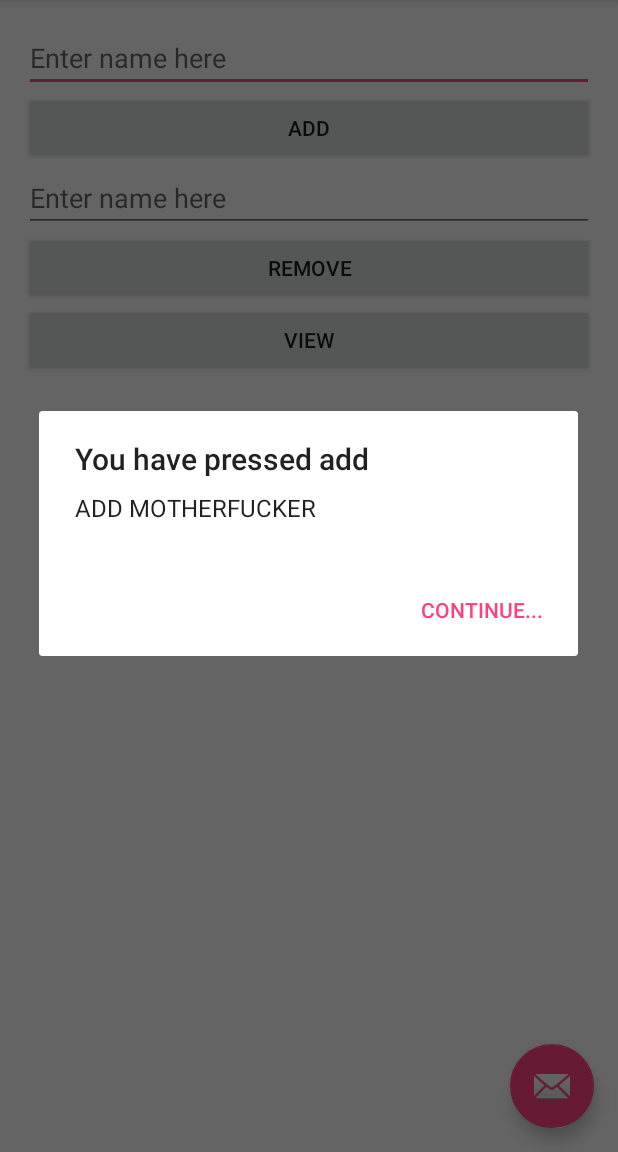
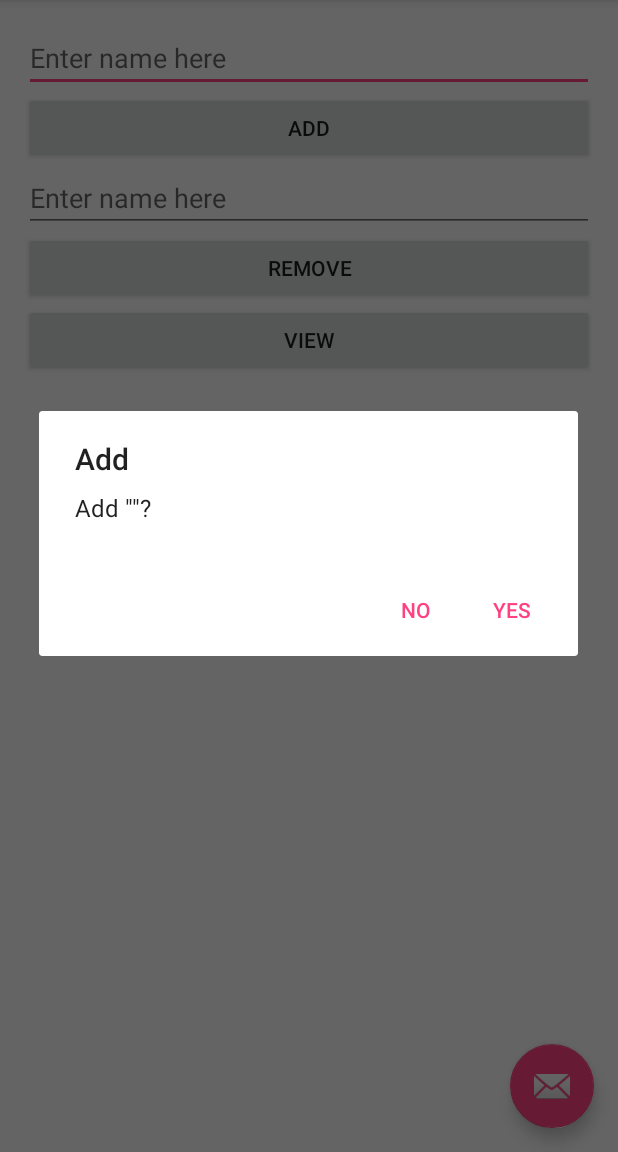
Before and after one commit to tturin/DataBaseTest, an Android app: the screen it shows after launch (MainActivity), after a tap on "ADD", on a phone screen of 412 x 824 dp, the part 84-1236 px from its top. Run offline under Robolectric (Android 15) with nearby library versions, the phone set to English and light mode, and no system bars; 1 statement that could not run was skipped.

Commit message:
Updated MainActivity.java

```diff
--- a/app/src/main/java/com/tta/databasetest/MainActivity.java
+++ b/app/src/main/java/com/tta/databasetest/MainActivity.java
@@ -4,66 +4,95 @@ import android.app.AlertDialog;
 import android.content.DialogInterface;
 import android.os.Bundle;
 import android.support.design.widget.FloatingActionButton;
-import android.support.design.widget.Snackbar;
 import android.support.v7.app.AppCompatActivity;
 import android.support.v7.widget.Toolbar;
 import android.view.View;
 import android.view.Menu;
 import android.view.MenuItem;
+import android.view.View.OnClickListener;
 import android.widget.Button;
 import android.widget.EditText;
 
+import java.io.File;
+import java.io.FileNotFoundException;
+import java.io.PrintWriter;
+import java.util.ArrayList;
+import java.util.Scanner;
+
+
 public class MainActivity extends AppCompatActivity {
+
+    ArrayList<String> names = new ArrayList<String>();
 
     @Override
     protected void onCreate(Bundle savedInstanceState) {
+        File nameFile = new File("names.txt");
+        Scanner fileScanner= null;
+        final PrintWriter fileWriter;
+        try
+        {
+            fileScanner = new Scanner(nameFile);
+            fileWriter = new PrintWriter(nameFile);
+
+        }
+        catch(FileNotFoundException s)
+        {
+            System.out.println("File does Not Exist Please Try Again: ");
+        }
+
+        while(fileScanner.hasNext())
+        {
+            names.add(fileScanner.next());
+        }
+
+
         super.onCreate(savedInstanceState);
         setContentView(R.layout.activity_main);
         Toolbar toolbar = (Toolbar) findViewById(R.id.toolbar);
         Button addButton = (Button) findViewById(R.id.add);
         Button remButton = (Button) findViewById(R.id.remove);
         Button viewButton = (Button) findViewById(R.id.view);
-        EditText txtAdd = (EditText) findViewById(R.id.add_text);
-        EditText txtRem = (EditText) findViewById(R.id.remove_text);
-
-        addButton.setOnClickListener(new View.OnClickListener()
+        final EditText txtAdd = (EditText) findViewById(R.id.add_text);
+        final EditText txtRem = (EditText) findViewById(R.id.remove_text);
+        //builder right here
+        addButton.setOnClickListener(new OnClickListener()
         {
             public void onClick(View v)
             {
-                AlertDialog alertDialog = new AlertDialog.Builder(MainActivity.this).create();
-                alertDialog.setTitle("You have pressed add");
-                alertDialog.setMessage("ADD MOTHERFUCKER");
-
-                alertDialog.setButton("Continue...", new DialogInterface.OnClickListener() {
-                    @Override
+                AlertDialog.Builder builder = new AlertDialog.Builder(MainActivity.this);
+                builder.setTitle("Add");
+                builder.setMessage("Add \"" + txtAdd.getText() + "\"?");
+                builder.setPositiveButton("Yes", new DialogInterface.OnClickListener() {
                     public void onClick(DialogInterface dialog, int which) {
-                        //add to database
+                        fileWriter.print(txtAdd.getText());
                     }
                 });
-                alertDialog.show();
-            }
-        });
-        remButton.setOnClickListener(new View.OnClickListener()
-        {
-            public void onClick(View v)
-            {
-
+                builder.setNegativeButton("No", null);
+                AlertDialog dialogAdd = builder.create();
+                dialogAdd.show();
             }
         });
 
+        remButton.setOnClickListener(new OnClickListener() {
+            public void onClick(View v) {
+                AlertDialog.Builder builder = new AlertDialog.Builder(MainActivity.this); //makes the builder that formats the alert dialog
+                //builder.setTitle("Add");
+                builder.setMessage("Remove \"" + txtRem.getText() + "\"?");
+                builder.setPositiveButton("Yes", new DialogInterface.OnClickListener() //
+                {
+                    public void onClick(DialogInterface dialog, int id) {
+                        System.out.println("YES");
+                    }
+                });
+
+                builder.setNegativeButton("No", null);
+                AlertDialog dialogRem = builder.create();
+                dialogRem.show();
+            }
+        });
         setSupportActionBar(toolbar);
 
-        FloatingActionButton fab = (FloatingActionButton) findViewById(R.id.fab);
-        fab.setOnClickListener(new View.OnClickListener() {
-            @Override
-            public void onClick(View view) {
-                Snackbar.make(view, "Replace with your own action", Snackbar.LENGTH_LONG)
-                        .setAction("Action", null).show();
-            }
-        });
     }
-
-
 
     @Override
     public boolean onCreateOptionsMenu(Menu menu) {
@@ -86,10 +115,4 @@ public class MainActivity extends AppCompatActivity {
 
         return super.onOptionsItemSelected(item);
     }
-
-    //Called when the user touches the add button
-    public void addToDatabase(View view)
-    {
-
-    }
 }
```
